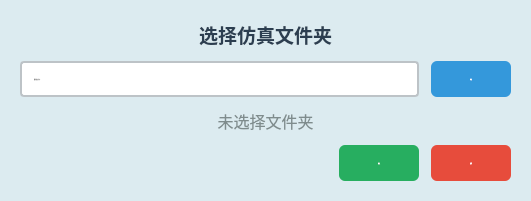
First picture: the form in librecad/src/OCRdemo/Simulator.ui, repository Hcj1108/Librecad_AFP5000, before the edit.
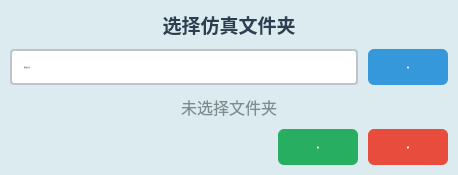
Second picture: the form after the edit. Icons and pictures are not drawn.

```diff
--- a/librecad/src/OCRdemo/Simulator.ui
+++ b/librecad/src/OCRdemo/Simulator.ui
@@ -6,8 +6,8 @@
    <rect>
     <x>0</x>
     <y>0</y>
-    <width>531</width>
-    <height>198</height>
+    <width>458</width>
+    <height>172</height>
    </rect>
   </property>
   <property name="windowTitle">
@@ -22,19 +22,19 @@
   </property>
   <layout class="QVBoxLayout" name="mainLayout">
    <property name="spacing">
-    <number>12</number>
+    <number>10</number>
    </property>
    <property name="leftMargin">
-    <number>20</number>
+    <number>10</number>
    </property>
    <property name="topMargin">
-    <number>20</number>
+    <number>10</number>
    </property>
    <property name="rightMargin">
-    <number>20</number>
+    <number>10</number>
    </property>
    <property name="bottomMargin">
-    <number>20</number>
+    <number>10</number>
    </property>
    <item>
     <widget class="QLabel" name="labelTitle">
```
Left out of the diff: 2 changed lines with no effect on the pictures.
